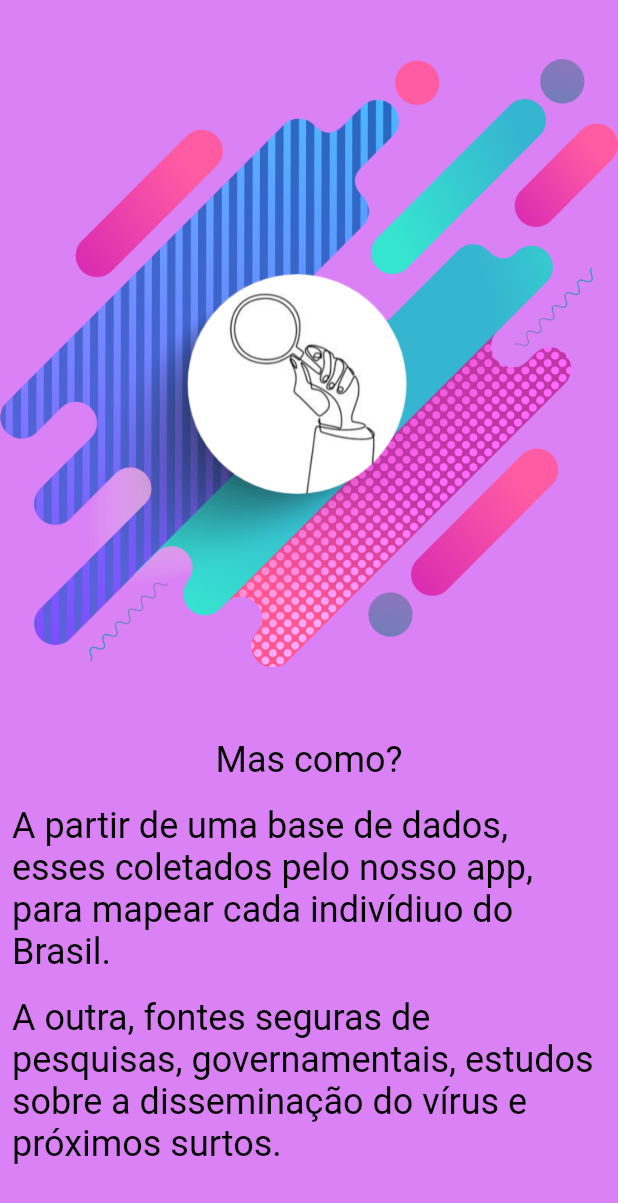
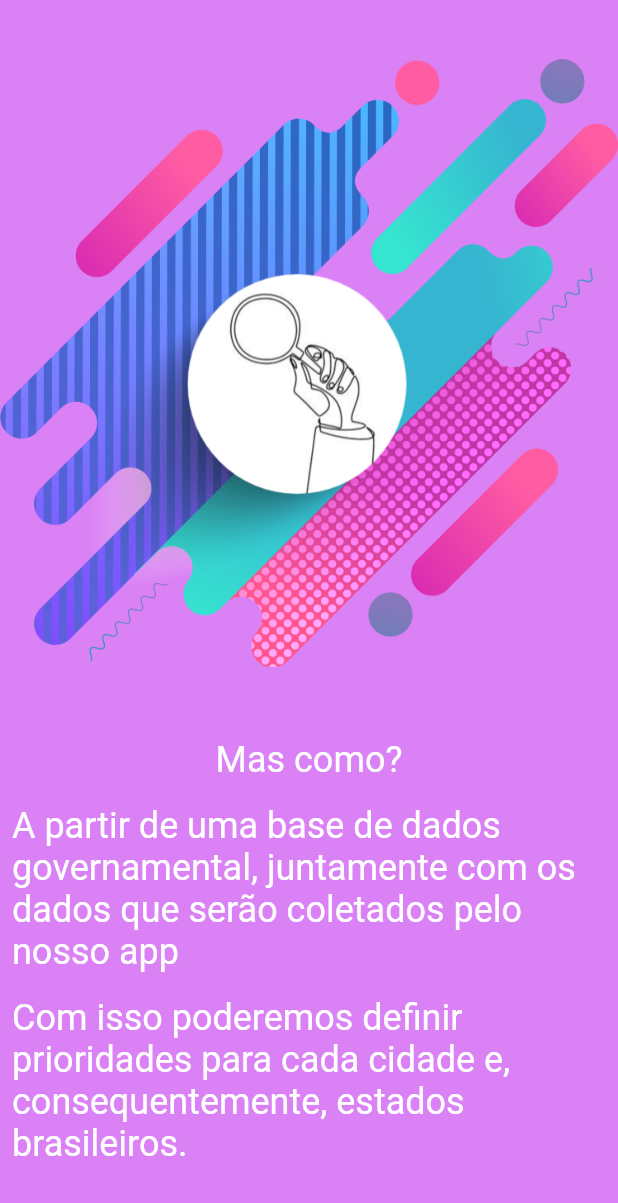
Before and after one commit to kauemurakami/profectus, a Flutter app: the screen it shows after launch, swiped to page 4, on a phone screen of 412 x 824 dp. Shown: the top 1203 px of the screen. Run offline on Flutter 3.47's test engine with Material 2 defaults, Android fonts, the light colour scheme and no system bars; drawn by our look-alikes of liquid_swipe; our stand-ins replace get.

Commit message:
ajustando textos

```diff
--- a/lib/app/modules/landing/landing_page.dart
+++ b/lib/app/modules/landing/landing_page.dart
@@ -47,7 +47,7 @@ class LandingPage extends GetView<LandingController> {
       ),
     ),
     Container(
-      color: Color(0xffD8D8D8),
+      color: Colors.white,
       child: Column(
         crossAxisAlignment: CrossAxisAlignment.center,
         mainAxisSize: MainAxisSize.max,
@@ -63,14 +63,14 @@ class LandingPage extends GetView<LandingController> {
                 padding: const EdgeInsets.all(8.0),
                 child: Text(
                   "Sabemos que todos estão fazendo sua parte nesse delicado momento.",
-                  style: TextStyle(color: Colors.white, fontSize: 24),
+                  style: TextStyle(color: Colors.deepPurple, fontSize: 24),
                 ),
               ),
               Padding(
                 padding: const EdgeInsets.all(8.0),
                 child: Text(
                   "Confiamos em você e agradecemos por isso.",
-                  style: TextStyle(color: Colors.white, fontSize: 24),
+                  style: TextStyle(color: Colors.purple, fontSize: 24),
                 ),
               ),
               Icon(
@@ -82,7 +82,7 @@ class LandingPage extends GetView<LandingController> {
                   padding: const EdgeInsets.all(8.0),
                   child: Text(
                     'Já que você está fazendo papel, agora vamos falar um pouco do nosso.',
-                    style: TextStyle(color: Colors.white, fontSize: 24),
+                    style: TextStyle(color: Colors.deepPurple, fontSize: 24),
                   )),
             ],
           ),
@@ -106,21 +106,21 @@ class LandingPage extends GetView<LandingController> {
                 padding: const EdgeInsets.all(8.0),
                 child: Text(
                   "Nosso objetivo é trazer a normalidade às nossas vidas de forma mais rápida !",
-                  style: TextStyle(color: Colors.black, fontSize: 24),
+                  style: TextStyle(color: Colors.white, fontSize: 24),
                 ),
               ),
               Padding(
                 padding: const EdgeInsets.all(8.0),
                 child: Text(
                   "Devolvendo a chance de compartilhar momentos com quem você ama, lado a lado.",
-                  style: TextStyle(color: Colors.black, fontSize: 24),
+                  style: TextStyle(color: Colors.white, fontSize: 24),
                 ),
               ),
               Padding(
                 padding: const EdgeInsets.all(8.0),
                 child: Text(
                   "Valorizando aquilo que o dinheiro não pode comprar, o tempo.",
-                  style: TextStyle(color: Colors.black, fontSize: 24),
+                  style: TextStyle(color: Colors.white, fontSize: 24),
                 ),
               ),
             ],
@@ -145,21 +145,21 @@ class LandingPage extends GetView<LandingController> {
                 padding: const EdgeInsets.all(8.0),
                 child: Text(
                   "Mas como?",
-                  style: TextStyle(color: Colors.black, fontSize: 24),
+                  style: TextStyle(color: Colors.white, fontSize: 24),
                 ),
               ),
               Padding(
                 padding: const EdgeInsets.all(8.0),
                 child: Text(
-                  "A partir de uma base de dados, esses coletados pelo nosso app, para mapear cada indivídiuo do Brasil.",
-                  style: TextStyle(color: Colors.black, fontSize: 24),
+                  "A partir de uma base de dados governamental, juntamente com os dados que serão coletados pelo nosso app",
+                  style: TextStyle(color: Colors.white, fontSize: 24),
                 ),
               ),
               Padding(
                 padding: const EdgeInsets.all(8.0),
                 child: Text(
-                  "A outra, fontes seguras de pesquisas, governamentais, estudos sobre a disseminação do vírus e próximos surtos.",
-                  style: TextStyle(color: Colors.black, fontSize: 24),
+                  "Com isso poderemos definir prioridades para cada cidade e, consequentemente, estados brasileiros.",
+                  style: TextStyle(color: Colors.white, fontSize: 24),
                 ),
               ),
             ],
@@ -181,37 +181,32 @@ class LandingPage extends GetView<LandingController> {
           Padding(
             padding: EdgeInsets.all(20.0),
           ),
-          Column(
+          SingleChildScrollView(
+                      child: Column(
               children: <Widget>[
                 Padding(
                   padding: const EdgeInsets.all(8.0),
                   child: Text(
-                  "A partir de dados coletados pelo app e por órgãos confiáveis.",
+                    "Iremos definir uma logística para a distribuição das vacinas através desses parâmetros.",
                     style: TextStyle(color: Colors.white, fontSize: 24),
                   ),
                 ),
                 Padding(
                   padding: const EdgeInsets.all(8.0),
                   child: Text(
-                  "Iremos definir uma logistica para as vacinas através desses parâmetros.",
+                    "Distribuindo com eficiência e precisão em locais prioritários.",
                     style: TextStyle(color: Colors.white, fontSize: 24),
                   ),
                 ),
                 Padding(
                   padding: const EdgeInsets.all(8.0),
                   child: Text(
-                  "Distribuindo com eficiência e precisão em locais prioritários",
-                  style: TextStyle(color: Colors.white, fontSize: 24),
-                ),
-              ),
-              Padding(
-                padding: const EdgeInsets.all(8.0),
-                child: Text(
-                  "Isso significa poupar tempo na distribuição da vacina e dinheiro dos cofres públicos.",
+                    "Isso significa poupar tempo na distribuição da vacina, salvando vidas, e ao mesmo tempo, poupando dinheiro dos cofres públicos, ajudando também na recuperação econômica.",
                     style: TextStyle(color: Colors.white, fontSize: 24),
                   ),
                 ),
               ],
+            ),
           ),
         ],
       ),
@@ -235,21 +230,21 @@ class LandingPage extends GetView<LandingController> {
               Padding(
                 padding: const EdgeInsets.all(8.0),
                 child: Text(
-                  "Com a chegada rápida da vacina, podemos poupar milhares de vidas.",
+                  "Com a chegada rápida e precisa da vacina, ainda podemos poupar milhares de vidas.",
                   style: TextStyle(color: Colors.black, fontSize: 24),
                 ),
               ),
               Padding(
                 padding: const EdgeInsets.all(8.0),
                 child: Text(
-                  "Muitas pessoas do grupo de risco ainda não foram contaminadas.",
+                  "E mesmo com a descoberta de várias potenciais vácinas, o vírus não irá parar até que todos estejam imunizados.",
                   style: TextStyle(color: Colors.black, fontSize: 24),
                 ),
               ),
               Padding(
                 padding: const EdgeInsets.all(8.0),
                 child: Text(
-                  "Nosso objetivo é alcança-los com a vacina antes disso !",
+                  "E sabemos que muitas pessoas do grupo de risco, ainda não contrariam o vírus, essas devem ter prioridade na imunização.",
                   style: TextStyle(color: Colors.black, fontSize: 24),
                 ),
               ),
```
Also changed, not shown: 1 other file. Lines whose indentation alone changed are shown as unchanged.
